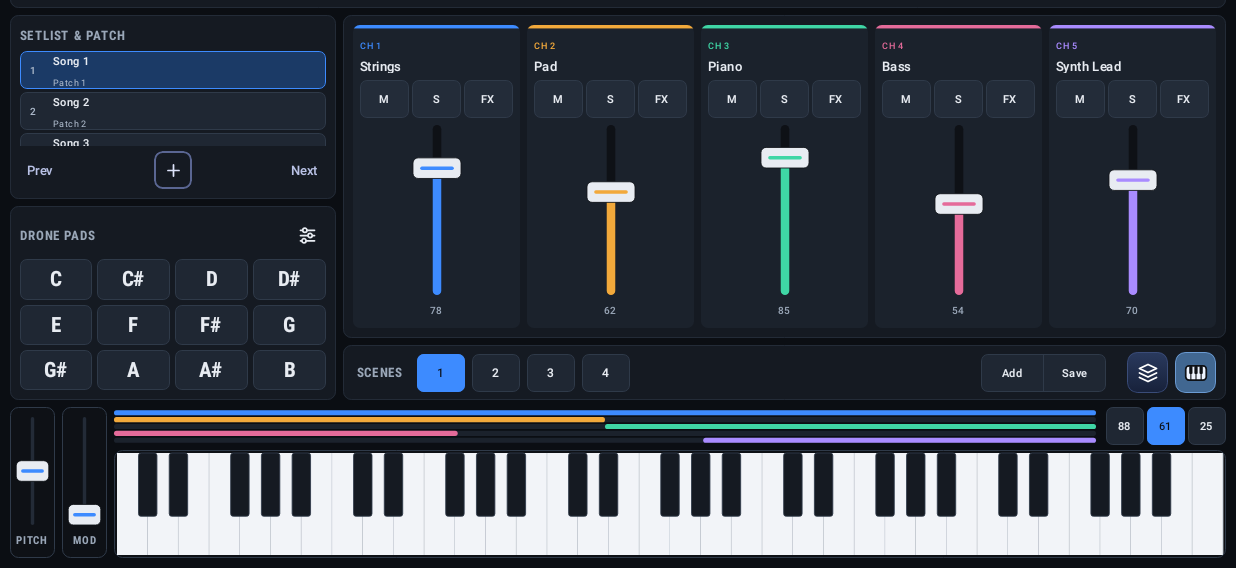
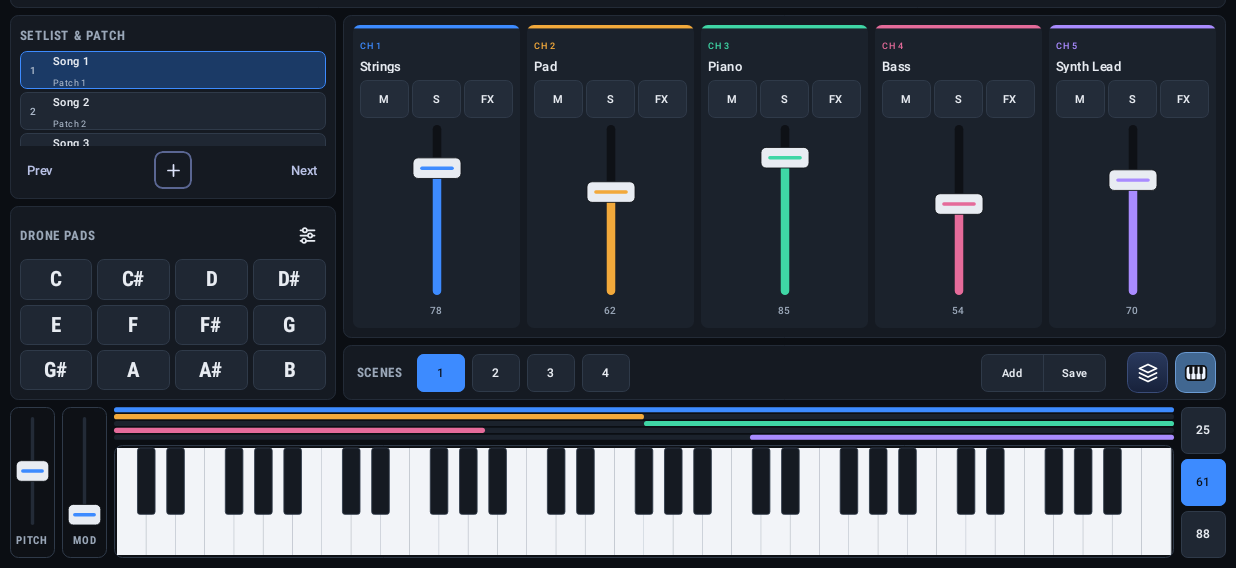
Before and after one commit to manoseric22-star/PadKeys, an Android app built with Jetpack Compose: the screen it shows after launch (MainActivity), on a phone screen of 824 x 412 dp (held sideways), the part 50-618 px from its top. Run offline under Robolectric (Android 15) with nearby library versions, the phone set to English and light mode, and no system bars.

Commit message:
Update Screen.kt

```diff
--- a/app/src/main/java/com/padkeys/app/Screen.kt
+++ b/app/src/main/java/com/padkeys/app/Screen.kt
@@ -430,30 +430,28 @@ fun BottomSection(state: PadKeysState, modifier: Modifier) {
             Modifier.weight(1f).fillMaxHeight(),
             verticalArrangement = Arrangement.spacedBy(6.dp),
         ) {
-            Row(
-                Modifier.fillMaxWidth().height(44.dp),
-                horizontalArrangement = Arrangement.spacedBy(12.dp),
-                verticalAlignment = Alignment.CenterVertically,
+            LayerBars(state, Modifier.fillMaxWidth().height(38.dp))
+            PianoKeyboard(state, Modifier.weight(1f).fillMaxWidth())
+        }
+
+        Column(
+            Modifier.width(52.dp).fillMaxHeight(),
+            verticalArrangement = Arrangement.spacedBy(6.dp),
         ) {
-                LayerBars(state, Modifier.weight(1f).height(38.dp))
-                Row(horizontalArrangement = Arrangement.spacedBy(4.dp)) {
-                    listOf(88, 61, 25).forEach { n ->
+            listOf(25, 61, 88).forEach { n ->
                 Btn(
-                            Modifier.size(44.dp),
+                    Modifier.weight(1f).fillMaxWidth(),
                     selected = state.keyCount == n,
                     onClick = { state.keyCount = n },
                 ) {
                     Text(
                         n.toString(),
                         color = if (state.keyCount == n) C.Ink else C.Text,
-                                fontSize = 13.sp,
+                        fontSize = 14.sp,
                         fontWeight = FontWeight.SemiBold,
                     )
                 }
             }
-                }
-            }
-            PianoKeyboard(state, Modifier.weight(1f).fillMaxWidth())
         }
     }
 }
```
Lines whose indentation alone changed are shown as unchanged.
